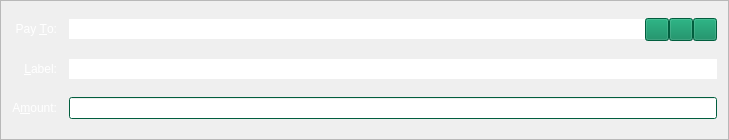
Old version of the form src/qt/forms/sendcoinsentry.ui in the repository EverGreenCoinDev/EverGreenCoin.
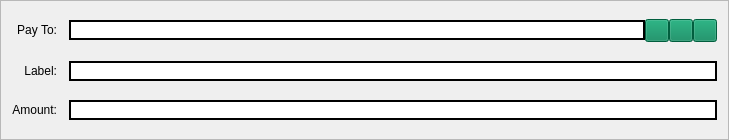
New version of the form. Icons and pictures are not drawn. Custom widgets are drawn as their Qt base class.

```diff
--- a/src/qt/forms/sendcoinsentry.ui
+++ b/src/qt/forms/sendcoinsentry.ui
@@ -13,6 +13,9 @@
   <property name="windowTitle">
    <string>Form</string>
   </property>
+  <property name="styleSheet">
+   <string notr="true"/>
+  </property>
   <property name="frameShape">
    <enum>QFrame::StyledPanel</enum>
   </property>
@@ -452,7 +455,7 @@
         <string>Enter a label for this address to add it to your account address book</string>
        </property>
        <property name="styleSheet">
-        <string notr="true">border: 2px solid #ffffff;</string>
+        <string notr="true">border: 2px solid #000000;</string>
        </property>
       </widget>
      </item>
@@ -466,9 +469,9 @@
         <colorrole role="WindowText">
          <brush brushstyle="SolidPattern">
           <color alpha="255">
-           <red>255</red>
-           <green>255</green>
-           <blue>255</blue>
+           <red>0</red>
+           <green>0</green>
+           <blue>0</blue>
           </color>
          </brush>
         </colorrole>
@@ -520,9 +523,9 @@
         <colorrole role="Text">
          <brush brushstyle="SolidPattern">
           <color alpha="255">
-           <red>255</red>
-           <green>255</green>
-           <blue>255</blue>
+           <red>0</red>
+           <green>0</green>
+           <blue>0</blue>
           </color>
          </brush>
         </colorrole>
@@ -538,9 +541,9 @@
         <colorrole role="ButtonText">
          <brush brushstyle="SolidPattern">
           <color alpha="255">
-           <red>255</red>
-           <green>255</green>
-           <blue>255</blue>
+           <red>0</red>
+           <green>0</green>
+           <blue>0</blue>
           </color>
          </brush>
         </colorrole>
@@ -603,9 +606,9 @@
         <colorrole role="WindowText">
          <brush brushstyle="SolidPattern">
           <color alpha="255">
-           <red>255</red>
-           <green>255</green>
-           <blue>255</blue>
+           <red>0</red>
+           <green>0</green>
+           <blue>0</blue>
           </color>
          </brush>
         </colorrole>
@@ -657,9 +660,9 @@
         <colorrole role="Text">
          <brush brushstyle="SolidPattern">
           <color alpha="255">
-           <red>255</red>
-           <green>255</green>
-           <blue>255</blue>
+           <red>0</red>
+           <green>0</green>
+           <blue>0</blue>
           </color>
          </brush>
         </colorrole>
@@ -675,9 +678,9 @@
         <colorrole role="ButtonText">
          <brush brushstyle="SolidPattern">
           <color alpha="255">
-           <red>255</red>
-           <green>255</green>
-           <blue>255</blue>
+           <red>0</red>
+           <green>0</green>
+           <blue>0</blue>
           </color>
          </brush>
         </colorrole>
@@ -740,9 +743,9 @@
         <colorrole role="WindowText">
          <brush brushstyle="SolidPattern">
           <color alpha="255">
-           <red>19</red>
-           <green>54</green>
-           <blue>31</blue>
+           <red>0</red>
+           <green>0</green>
+           <blue>0</blue>
           </color>
          </brush>
         </colorrole>
@@ -794,9 +797,9 @@
         <colorrole role="Text">
          <brush brushstyle="SolidPattern">
           <color alpha="255">
-           <red>19</red>
-           <green>54</green>
-           <blue>31</blue>
+           <red>0</red>
+           <green>0</green>
+           <blue>0</blue>
           </color>
          </brush>
         </colorrole>
@@ -812,9 +815,9 @@
         <colorrole role="ButtonText">
          <brush brushstyle="SolidPattern">
           <color alpha="255">
-           <red>19</red>
-           <green>54</green>
-           <blue>31</blue>
+           <red>0</red>
+           <green>0</green>
+           <blue>0</blue>
           </color>
          </brush>
         </colorrole>
@@ -875,8 +878,11 @@
        </disabled>
       </palette>
      </property>
+     <property name="styleSheet">
+      <string notr="true">color: #000000;</string>
+     </property>
      <property name="text">
-      <string>&lt;html&gt;&lt;head/&gt;&lt;body&gt;&lt;p&gt;&lt;span style=&quot; color: #ffffff;&quot;&gt;&amp;amp;Label:&lt;/span&gt;&lt;/p&gt;&lt;/body&gt;&lt;/html&gt;</string>
+      <string>&lt;html&gt;&lt;head/&gt;&lt;body&gt;&lt;p&gt;Label:&lt;/span&gt;&lt;/body&gt;&lt;/html&gt;</string>
      </property>
      <property name="alignment">
       <set>Qt::AlignRight|Qt::AlignTrailing|Qt::AlignVCenter</set>
@@ -894,9 +900,9 @@
         <colorrole role="WindowText">
          <brush brushstyle="SolidPattern">
           <color alpha="255">
-           <red>255</red>
-           <green>255</green>
-           <blue>255</blue>
+           <red>0</red>
+           <green>0</green>
+           <blue>0</blue>
           </color>
          </brush>
         </colorrole>
@@ -948,9 +954,9 @@
         <colorrole role="Text">
          <brush brushstyle="SolidPattern">
           <color alpha="255">
-           <red>255</red>
-           <green>255</green>
-           <blue>255</blue>
+           <red>0</red>
+           <green>0</green>
+           <blue>0</blue>
           </color>
          </brush>
         </colorrole>
@@ -966,9 +972,9 @@
         <colorrole role="ButtonText">
          <brush brushstyle="SolidPattern">
           <color alpha="255">
-           <red>255</red>
-           <green>255</green>
-           <blue>255</blue>
+           <red>0</red>
+           <green>0</green>
+           <blue>0</blue>
           </color>
          </brush>
         </colorrole>
@@ -1031,9 +1037,9 @@
         <colorrole role="WindowText">
          <brush brushstyle="SolidPattern">
           <color alpha="255">
-           <red>255</red>
-           <green>255</green>
-           <blue>255</blue>
+           <red>0</red>
+           <green>0</green>
+           <blue>0</blue>
           </color>
          </brush>
         </colorrole>
@@ -1085,9 +1091,9 @@
         <colorrole role="Text">
          <brush brushstyle="SolidPattern">
           <color alpha="255">
-           <red>255</red>
-           <green>255</green>
-           <blue>255</blue>
+           <red>0</red>
+           <green>0</green>
+           <blue>0</blue>
           </color>
          </brush>
         </colorrole>
@@ -1103,9 +1109,9 @@
         <colorrole role="ButtonText">
          <brush brushstyle="SolidPattern">
           <color alpha="255">
-           <red>255</red>
-           <green>255</green>
-           <blue>255</blue>
+           <red>0</red>
+           <green>0</green>
+           <blue>0</blue>
           </color>
          </brush>
         </colorrole>
@@ -1168,9 +1174,9 @@
         <colorrole role="WindowText">
          <brush brushstyle="SolidPattern">
           <color alpha="255">
-           <red>19</red>
-           <green>54</green>
-           <blue>31</blue>
+           <red>0</red>
+           <green>0</green>
+           <blue>0</blue>
           </color>
          </brush>
         </colorrole>
@@ -1222,9 +1228,9 @@
         <colorrole role="Text">
          <brush brushstyle="SolidPattern">
           <color alpha="255">
-           <red>19</red>
-           <green>54</green>
-           <blue>31</blue>
+           <red>0</red>
+           <green>0</green>
+           <blue>0</blue>
           </color>
          </brush>
         </colorrole>
@@ -1240,9 +1246,9 @@
         <colorrole role="ButtonText">
          <brush brushstyle="SolidPattern">
           <color alpha="255">
-           <red>19</red>
-           <green>54</green>
-           <blue>31</blue>
+           <red>0</red>
+           <green>0</green>
+           <blue>0</blue>
           </color>
          </brush>
         </colorrole>
@@ -1303,8 +1309,11 @@
        </disabled>
       </palette>
      </property>
+     <property name="styleSheet">
+      <string notr="true">color: #000000;</string>
+     </property>
      <property name="text">
-      <string>&lt;html&gt;&lt;head/&gt;&lt;body&gt;&lt;p&gt;&lt;span style=&quot;color: #ffffff;&quot;&gt;A&amp;amp;mount:&lt;/span&gt;&lt;/p&gt;&lt;/body&gt;&lt;/html&gt;</string>
+      <string>&lt;html&gt;&lt;head/&gt;&lt;body&gt;&lt;p&gt;Amount:&lt;/p&gt;&lt;/body&gt;&lt;/html&gt;</string>
      </property>
      <property name="alignment">
       <set>Qt::AlignRight|Qt::AlignTrailing|Qt::AlignVCenter</set>
@@ -1322,9 +1331,9 @@
         <colorrole role="WindowText">
          <brush brushstyle="SolidPattern">
           <color alpha="255">
-           <red>255</red>
-           <green>255</green>
-           <blue>255</blue>
+           <red>0</red>
+           <green>0</green>
+           <blue>0</blue>
           </color>
          </brush>
         </colorrole>
@@ -1376,9 +1385,9 @@
         <colorrole role="Text">
          <brush brushstyle="SolidPattern">
           <color alpha="255">
-           <red>255</red>
-           <green>255</green>
-           <blue>255</blue>
+           <red>0</red>
+           <green>0</green>
+           <blue>0</blue>
           </color>
          </brush>
         </colorrole>
@@ -1394,9 +1403,9 @@
         <colorrole role="ButtonText">
          <brush brushstyle="SolidPattern">
           <color alpha="255">
-           <red>255</red>
-           <green>255</green>
-           <blue>255</blue>
+           <red>0</red>
+           <green>0</green>
+           <blue>0</blue>
           </color>
          </brush>
         </colorrole>
@@ -1459,9 +1468,9 @@
         <colorrole role="WindowText">
          <brush brushstyle="SolidPattern">
           <color alpha="255">
-           <red>255</red>
-           <green>255</green>
-           <blue>255</blue>
+           <red>0</red>
+           <green>0</green>
+           <blue>0</blue>
           </color>
          </brush>
         </colorrole>
@@ -1513,9 +1522,9 @@
         <colorrole role="Text">
          <brush brushstyle="SolidPattern">
           <color alpha="255">
-           <red>255</red>
-           <green>255</green>
-           <blue>255</blue>
+           <red>0</red>
+           <green>0</green>
+           <blue>0</blue>
           </color>
          </brush>
         </colorrole>
@@ -1531,9 +1540,9 @@
         <colorrole role="ButtonText">
          <brush brushstyle="SolidPattern">
           <color alpha="255">
-           <red>255</red>
-           <green>255</green>
-           <blue>255</blue>
+           <red>0</red>
+           <green>0</green>
+           <blue>0</blue>
           </color>
          </brush>
         </colorrole>
@@ -1596,9 +1605,9 @@
         <colorrole role="WindowText">
          <brush brushstyle="SolidPattern">
           <color alpha="255">
-           <red>19</red>
-           <green>54</green>
-           <blue>31</blue>
+           <red>0</red>
+           <green>0</green>
+           <blue>0</blue>
           </color>
          </brush>
         </colorrole>
@@ -1650,9 +1659,9 @@
         <colorrole role="Text">
          <brush brushstyle="SolidPattern">
           <color alpha="255">
-           <red>19</red>
-           <green>54</green>
-           <blue>31</blue>
+           <red>0</red>
+           <green>0</green>
+           <blue>0</blue>
           </color>
          </brush>
         </colorrole>
@@ -1668,9 +1677,9 @@
         <colorrole role="ButtonText">
          <brush brushstyle="SolidPattern">
           <color alpha="255">
-           <red>19</red>
-           <green>54</green>
-           <blue>31</blue>
+           <red>0</red>
+           <green>0</green>
+           <blue>0</blue>
           </color>
          </brush>
         </colorrole>
@@ -1731,8 +1740,11 @@
        </disabled>
       </palette>
      </property>
+     <property name="styleSheet">
+      <string notr="true">color: #000000;</string>
+     </property>
      <property name="text">
-      <string>&lt;html&gt;&lt;head/&gt;&lt;body&gt;&lt;p&gt;&lt;span style=&quot;color: #ffffff;&quot;&gt;Pay &amp;amp;To:&lt;/span&gt;&lt;/p&gt;&lt;/body&gt;&lt;/html&gt;</string>
+      <string>&lt;html&gt;&lt;head/&gt;&lt;body&gt;&lt;p&gt;Pay To:&lt;/p&gt;&lt;/body&gt;&lt;/html&gt;</string>
      </property>
      <property name="alignment">
       <set>Qt::AlignRight|Qt::AlignTrailing|Qt::AlignVCenter</set>
@@ -2168,7 +2180,7 @@
         <string>The EverGreenCoin address to send the payment to  (e.g. EdFwYw4Mo2Zq6CFM2yNJgXvE2DTJxgdBRX)</string>
        </property>
        <property name="styleSheet">
-        <string notr="true">border: 2px solid #ffffff;</string>
+        <string notr="true">border: 2px solid #000000;</string>
        </property>
        <property name="maxLength">
         <number>33</number>
@@ -3765,8 +3777,8 @@
          <brush brushstyle="SolidPattern">
           <color alpha="255">
            <red>0</red>
-           <green>66</green>
-           <blue>43</blue>
+           <green>0</green>
+           <blue>0</blue>
           </color>
          </brush>
         </colorrole>
@@ -3819,8 +3831,8 @@
          <brush brushstyle="SolidPattern">
           <color alpha="255">
            <red>0</red>
-           <green>66</green>
-           <blue>43</blue>
+           <green>0</green>
+           <blue>0</blue>
           </color>
          </brush>
         </colorrole>
@@ -3837,8 +3849,8 @@
          <brush brushstyle="SolidPattern">
           <color alpha="255">
            <red>0</red>
-           <green>66</green>
-           <blue>43</blue>
+           <green>0</green>
+           <blue>0</blue>
           </color>
          </brush>
         </colorrole>
@@ -3905,6 +3917,9 @@
      <property name="autoFillBackground">
       <bool>false</bool>
      </property>
+     <property name="styleSheet">
+      <string notr="true">border: 2px solid #000000; color: #000000;</string>
+     </property>
     </widget>
    </item>
   </layout>
```
Left out of the diff: 4 changed lines with no effect on the pictures.
